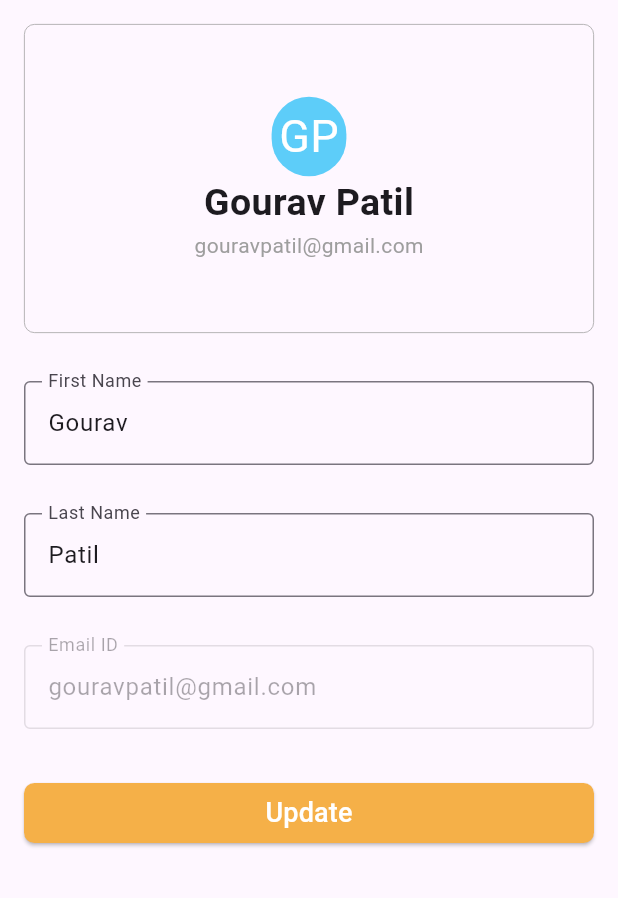
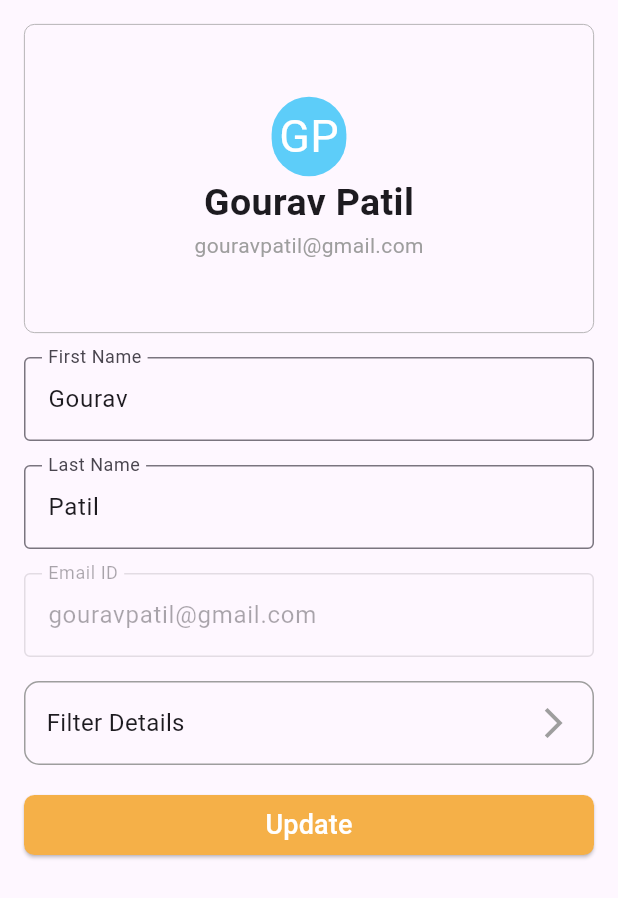
Before and after one commit to gourav161700/cartridge_health_notifier_app, a Flutter app: the ProfileWidget widget shown alone on an empty page, opened directly, on a phone screen of 412 x 824 dp. Shown: the top 898 px of the screen. Run offline on Flutter 3.47's test engine with Material 3 defaults, Android fonts, the light colour scheme and no system bars.

Commit message:
Commited files

```diff
--- a/lib/Widgets/profile_widet.dart
+++ b/lib/Widgets/profile_widet.dart
@@ -11,13 +11,15 @@ class _ProfileWidgetState extends State<ProfileWidget> {
   @override
   Widget build(BuildContext context) {
     return SingleChildScrollView(
+      child: Padding(
+        padding: const EdgeInsets.all(16.0),
         child: Column(
           children: [
             // Profile Container
             Container(
               width: MediaQuery.of(context).size.width,
               height: MediaQuery.of(context).size.height / 4,
-            margin: const EdgeInsets.all(16.0),
+              margin: const EdgeInsets.only(bottom: 16.0),
               decoration: BoxDecoration(
                 borderRadius: BorderRadius.circular(7.0),
                 border: Border.all(color: Colors.grey, width: 0.5),
@@ -38,7 +40,10 @@ class _ProfileWidgetState extends State<ProfileWidget> {
                   ),
                   Text(
                     'Gourav Patil',
-                  style: TextStyle(fontWeight: FontWeight.bold, fontSize: 25.0),
+                    style: TextStyle(
+                      fontWeight: FontWeight.bold,
+                      fontSize: 25.0,
+                    ),
                   ),
                   Text(
                     'gouravpatil@gmail.com',
@@ -67,9 +72,31 @@ class _ProfileWidgetState extends State<ProfileWidget> {
               isEnabled: false,
             ),
 
+            Container(
+              padding: const EdgeInsets.only(
+                left: 14.0,
+                right: 14.0,
+                top: 15.0,
+                bottom: 15.0,
+              ),
+              width: double.infinity,
+              decoration: BoxDecoration(
+                borderRadius: BorderRadius.circular(10.0),
+                border: Border.all(color: Colors.grey),
+                shape: BoxShape.rectangle,
+              ),
+              child: Row(
+                mainAxisAlignment: MainAxisAlignment.spaceBetween,
+                children: [
+                  Text('Filter Details', style: TextStyle(fontSize: 16.0)),
+                  Icon(Icons.arrow_forward_ios, color: Colors.grey),
+                ],
+              ),
+            ),
+
             // Update Button
             Container(
-            margin: const EdgeInsets.all(16.0),
+              margin: const EdgeInsets.only(top: 16.0),
               width: double.infinity,
               child: ElevatedButton(
                 onPressed: () {},
@@ -88,6 +115,7 @@ class _ProfileWidgetState extends State<ProfileWidget> {
             ),
           ],
         ),
+      ),
     );
   }
 
@@ -97,7 +125,7 @@ class _ProfileWidgetState extends State<ProfileWidget> {
     required bool isEnabled,
   }) {
     return Padding(
-      padding: const EdgeInsets.all(16.0),
+      padding: const EdgeInsets.only(bottom: 16.0),
       child: TextFormField(
         enabled: isEnabled,
         initialValue: inputValue,
--- a/lib/main.dart
+++ b/lib/main.dart
@@ -2,6 +2,7 @@ import 'package:flutter/material.dart';
 
 // Custom-Screens
 import 'package:water_notifier_app/Screens/login_screen.dart';
+import 'package:water_notifier_app/Screens/register_screen.dart';
 
 // Google Fonts
 // import 'package:google_fonts/google_fonts.dart';
@@ -22,7 +23,7 @@ class MyApp extends StatelessWidget {
         colorScheme: ColorScheme.fromSeed(seedColor: Colors.deepPurple),
       ),
 
-      home: const LoginScreen(),
+      home: const RegisterDeviceScreen(),
     );
   }
 }
```
Also changed, not shown: lib/Screens/home_screen.dart (+29 -2 lines), lib/Screens/login_screen.dart (+51 -3 lines), flutter_01.png. Lines whose indentation alone changed are shown as unchanged.
